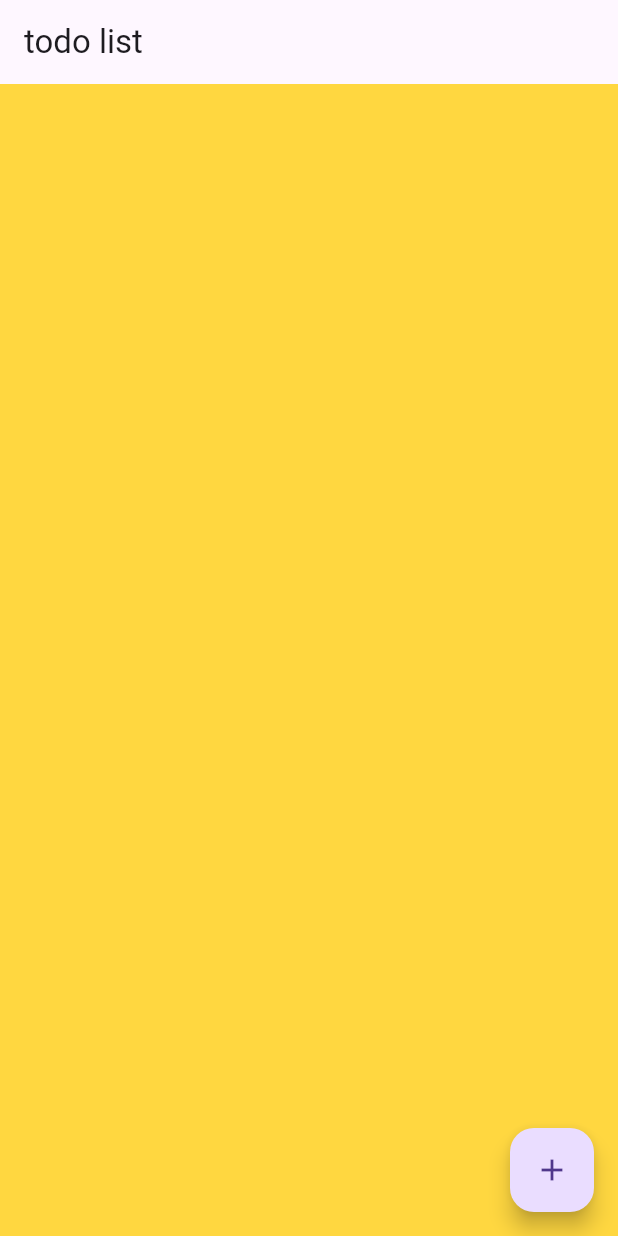
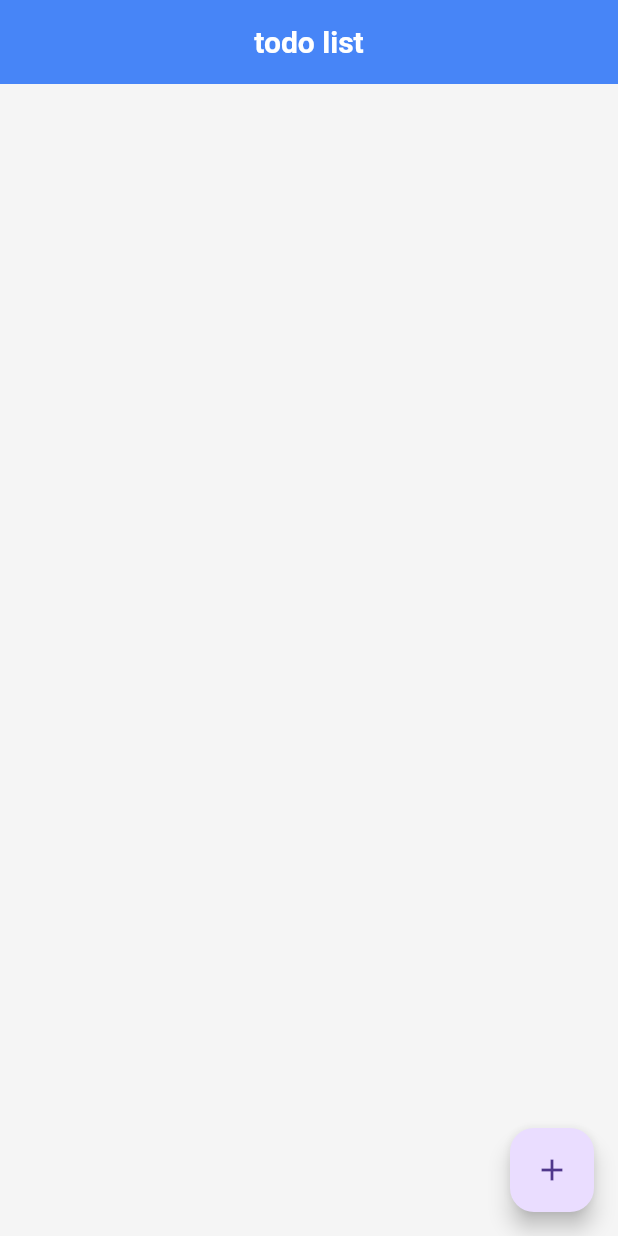
Before and after one commit to NICOLA-200/part_one_Mobile, a Flutter app: the screen it shows after launch, on a phone screen of 412 x 824 dp. Run offline on Flutter 3.47's test engine with Material 3 defaults, Android fonts, the phone set to English and light mode, and no system bars.

Commit message:
second commit

```diff
--- a/lib/main.dart
+++ b/lib/main.dart
@@ -12,8 +12,19 @@ class TodoApp extends StatelessWidget {
     return MaterialApp(
       title: "Todo manager",
       theme: ThemeData(
-          primarySwatch: Colors.blue,
-          scaffoldBackgroundColor: Colors.amberAccent),
+      primarySwatch: Colors.blue,
+      brightness: Brightness.light,
+      scaffoldBackgroundColor: Colors.grey[100],
+      appBarTheme: const AppBarTheme(
+        backgroundColor: Colors.blueAccent,
+        foregroundColor: Colors.white,
+        elevation: 4,
+        centerTitle: true,
+        titleTextStyle: TextStyle(
+          fontWeight: FontWeight.bold,
+          fontSize: 20,
+        ),
+      ),),
       home: TodoList(),
     );
   }
```
